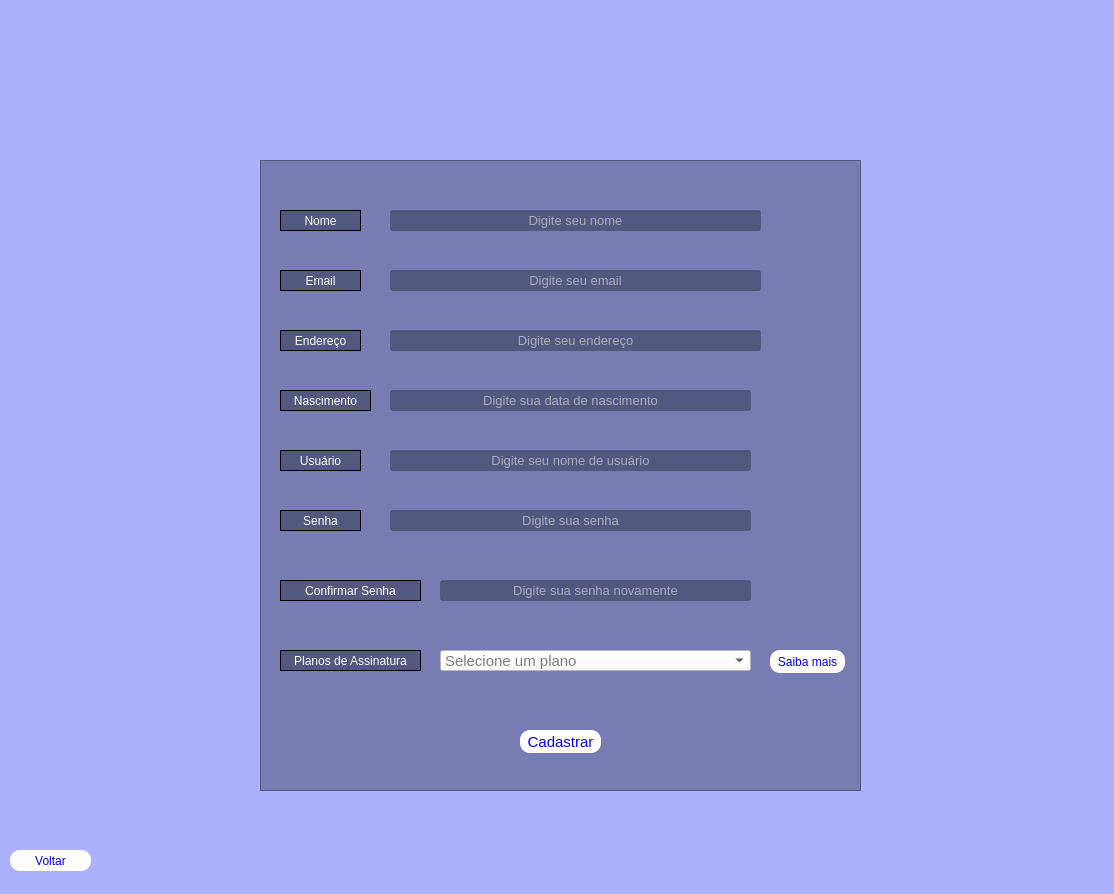
Above: telas/tela_cadastro.ui from Alisson-Rodrigo/poo-II before the change. Below: the same form after it.
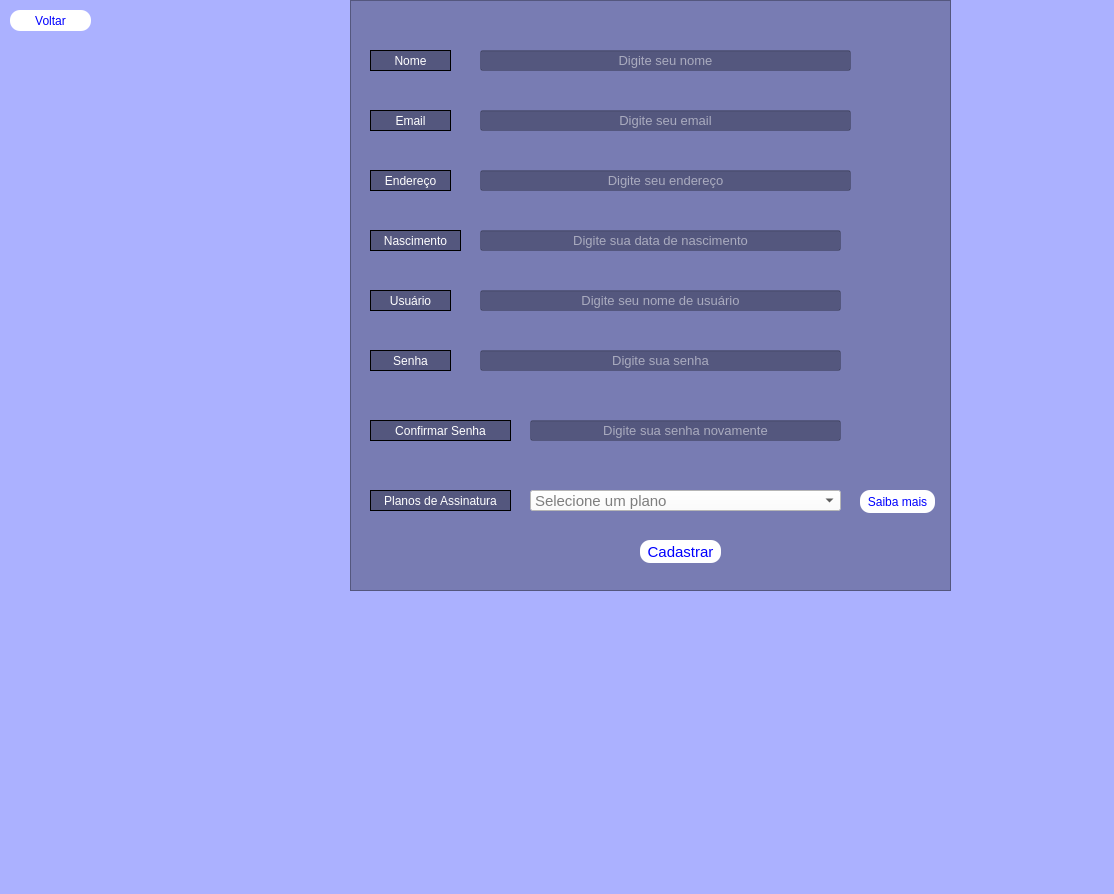
That is the form after the change. Icons and pictures are not drawn.

```diff
--- a/telas/tela_cadastro.ui
+++ b/telas/tela_cadastro.ui
@@ -20,10 +20,10 @@
    <widget class="QFrame" name="frame">
     <property name="geometry">
      <rect>
-      <x>260</x>
-      <y>160</y>
+      <x>350</x>
+      <y>0</y>
       <width>601</width>
-      <height>631</height>
+      <height>591</height>
      </rect>
     </property>
     <property name="styleSheet">
@@ -360,8 +360,8 @@
     <widget class="QPushButton" name="botao_cadastrar">
      <property name="geometry">
       <rect>
-       <x>260</x>
-       <y>570</y>
+       <x>290</x>
+       <y>540</y>
        <width>81</width>
        <height>23</height>
       </rect>
@@ -493,8 +493,8 @@
    <widget class="QLabel" name="label">
     <property name="geometry">
      <rect>
-      <x>530</x>
-      <y>10</y>
+      <x>190</x>
+      <y>180</y>
       <width>131</width>
       <height>151</height>
      </rect>
@@ -513,7 +513,7 @@
     <property name="geometry">
      <rect>
       <x>10</x>
-      <y>850</y>
+      <y>10</y>
       <width>81</width>
       <height>21</height>
      </rect>
```
